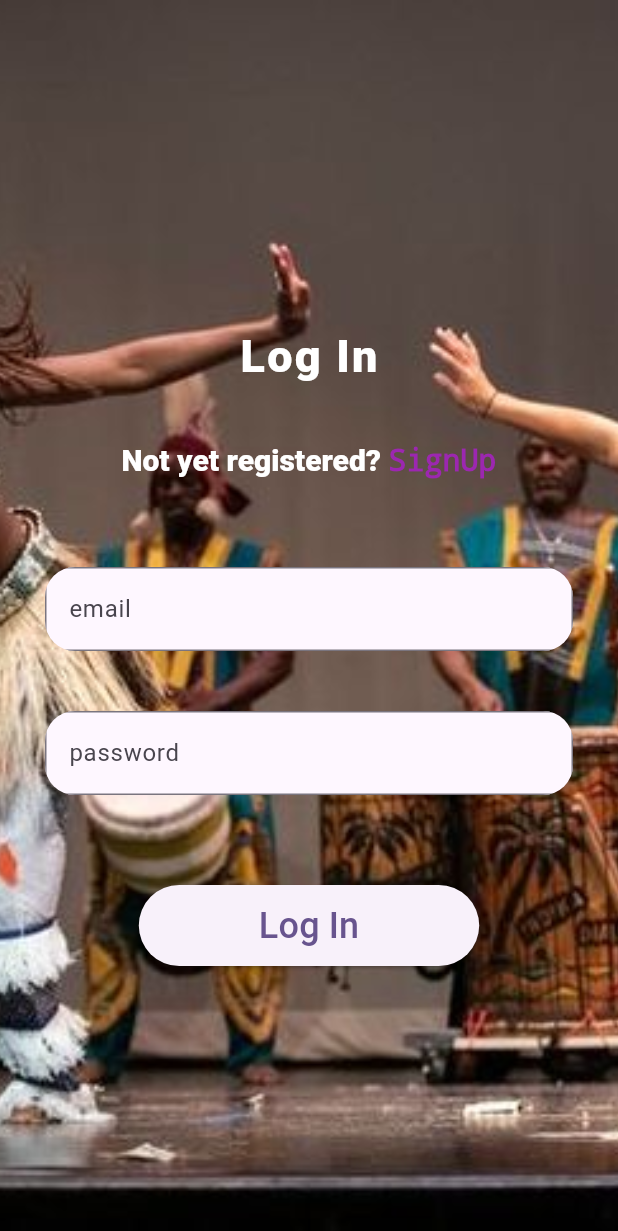
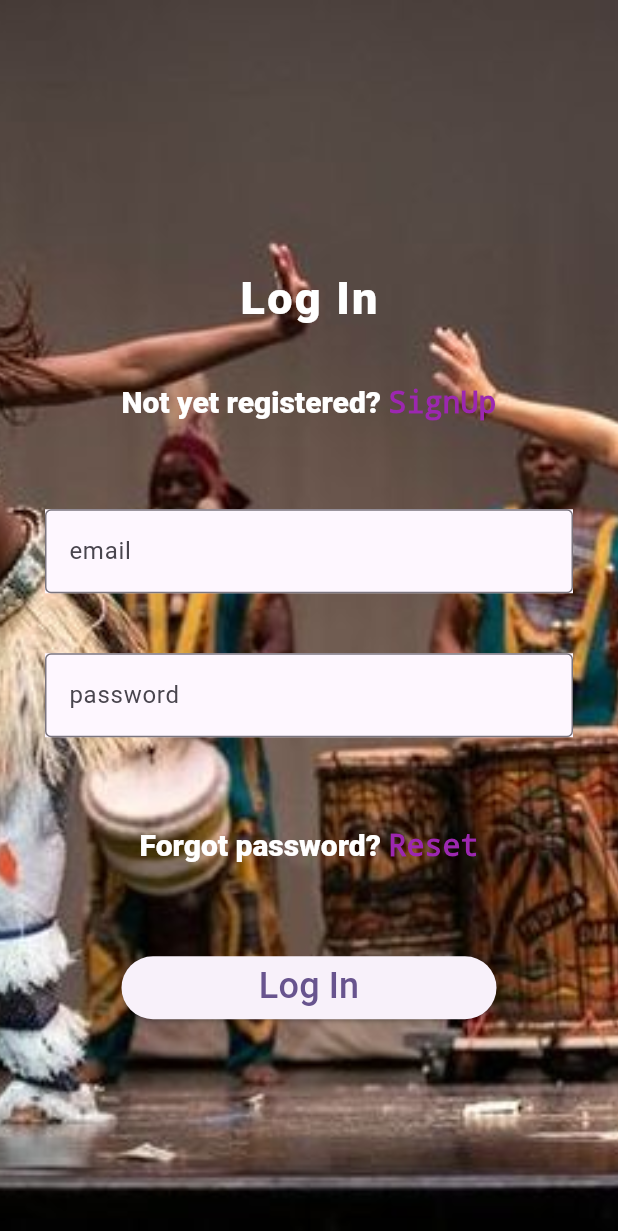
Before and after one commit to GKyalo19/Funkies_flutter, a Flutter app: the screen it shows after launch, on a phone screen of 412 x 824 dp. Shown: the top 1231 px of the screen. Run offline on Flutter 3.47's test engine with Material 3 defaults, Android fonts, the light colour scheme and no system bars; our stand-ins replace curved_navigation_bar; Roboto replaces fonts that are missing (Poppin-Bold, Poppins-Bold, Poppins-Medium); project files that could hold a hidden picture were left out.

Commit message:
Reset, forgot password pages and drop down menu

```diff
--- a/lib/auth/log_in.dart
+++ b/lib/auth/log_in.dart
@@ -1,4 +1,5 @@
 import 'package:flutter/material.dart';
+import 'package:funkies_flutter/auth/forgot_password.dart';
 import 'package:funkies_flutter/auth/sign_up.dart';
 import 'package:funkies_flutter/router/navigator.dart';
 import 'package:funkies_flutter/widgets/button.dart';
@@ -53,13 +54,32 @@ class _LogInState extends State<LogIn> {
               ],
             ),
             SizedBox(height: 60),
-
-            TextfieldWidget(hintText: "email"),
-
+            TextfieldWidget(labelText: 'email',),
             SizedBox(height: 40),
-
-            TextfieldWidget(hintText: "password"),
-
+            TextfieldWidget(labelText: 'password',),
+            SizedBox(height: 60),
+            Row(
+              mainAxisAlignment: MainAxisAlignment.center,
+              children: <Widget>[
+                TextWidget(text: "Forgot password? ", textVariant: "normal"),
+                GestureDetector(
+                  onTap: () {
+                    Navigator.push(
+                      context,
+                      MaterialPageRoute(builder: (context) => ForgotPassword()),
+                    );
+                  },
+                  child: Text(
+                    "Reset",
+                    style: TextStyle(
+                      color: Colors.purple,
+                      fontSize: 20,
+                      decoration: TextDecoration.none,
+                    ),
+                  ),
+                ),
+              ],
+            ),
             SizedBox(height: 60),
             ButtonWidget(
               buttonSize: "bigButton",
--- a/lib/auth/sign_up.dart
+++ b/lib/auth/sign_up.dart
@@ -51,10 +51,10 @@ class _SignUpState extends State<SignUp> {
                 ),
               ],
             ),
-            TextfieldWidget(hintText: "Full name"),
-            TextfieldWidget(hintText: "email"),
-            TextfieldWidget(hintText: "password"),
-            TextfieldWidget(hintText: "Confirm Password"),
+            TextfieldWidget(labelText: "Full name"),
+            TextfieldWidget(labelText: "email"),
+            TextfieldWidget(labelText: "password"),
+            TextfieldWidget(labelText: "Confirm Password"),
             ButtonWidget(buttonSize: "bigButton", route: MyNavigator(), text: "Sign Up")
           ],
         ),
--- a/lib/router/navigator.dart
+++ b/lib/router/navigator.dart
@@ -1,7 +1,8 @@
 import 'package:flutter/material.dart';
-import 'package:funkies_flutter/auth/sign_up.dart';
+import 'package:funkies_flutter/auth/log_in.dart';
 import 'package:funkies_flutter/pages/create_event.dart';
 import 'package:funkies_flutter/pages/discover_page.dart';
+import 'package:funkies_flutter/widgets/extras_menu.dart';
 import 'package:funkies_flutter/pages/home_page.dart';
 import 'package:funkies_flutter/pages/my_events.dart';
 import 'package:curved_navigation_bar/curved_navigation_bar.dart';
@@ -28,7 +29,7 @@ class _MyNavigatorState extends State<MyNavigator> {
     MyEvents(),
     MyHomePage(),
     CreateEvent(),
-    SignUp(),
+    LogIn(),
   ];
 
   final List<AssetImage> backgrounds = [
@@ -36,7 +37,6 @@ class _MyNavigatorState extends State<MyNavigator> {
     AssetImage("assets/images/olympiad.png"),
     AssetImage("assets/images/Dancers3.png"),
     AssetImage("assets/images/olympiad.png"),
-    AssetImage("assets/images/Dancers3.png"),
   ];
 
   @override
@@ -65,13 +65,12 @@ class _MyNavigatorState extends State<MyNavigator> {
 
               elevation: 10,
               shadowColor: const Color.fromARGB(176, 0, 0, 0),
-              actionsPadding: EdgeInsets.only(right: 10),
               actions: <Widget>[
                 Image.asset("assets/icons/FunkiesBadge2.png", scale: 0.09),
-                SizedBox(
-                  width: 220,
-                  child: SearchBarWidget()),
-                Tooltip(
+                SizedBox(width: 220, child: SearchBarWidget()),
+                Icon(Icons.notifications),
+                ExtrasMenu(
+                  anotherWidget: Tooltip(
                     margin: EdgeInsets.all(0),
                     padding: EdgeInsets.all(0),
                     message: "Switch birghtness mode",
@@ -86,8 +85,8 @@ class _MyNavigatorState extends State<MyNavigator> {
                       selectedIcon: Icon(Icons.brightness_2),
                     ),
                   ),
+                ),
 
-                Icon(Icons.notifications),
               ],
             ),
             backgroundColor: Colors.transparent,
--- a/lib/widgets/button.dart
+++ b/lib/widgets/button.dart
@@ -28,8 +28,14 @@ class ButtonWidget extends StatelessWidget {
         Navigator.push(context, MaterialPageRoute(builder: (context) => route));
       },
       style: ButtonStyle(
+        minimumSize: WidgetStatePropertyAll<Size>(
+          Size(250, 20)
+        ),
+        maximumSize: WidgetStatePropertyAll<Size>(
+          Size(300, 50)
+        ),
         padding: WidgetStateProperty.all<EdgeInsets>(
-          EdgeInsets.fromLTRB(80, 10, 80, 10),
+          EdgeInsets.fromLTRB(30, 3, 30, 5),
         ),
       ),
       child: Text(text, style: style()),
--- a/lib/widgets/textfield.dart
+++ b/lib/widgets/textfield.dart
@@ -1,40 +1,27 @@
 import 'package:flutter/material.dart';
 
 class TextfieldWidget extends StatelessWidget {
-  const TextfieldWidget({super.key, required this.hintText});
+  TextfieldWidget({super.key, required this.labelText});
 
-  final String hintText;
+  final String labelText;
+  final TextEditingController _controller = TextEditingController();
 
   @override
   Widget build(BuildContext context) {
     return Container(
-      color: Colors.transparent,
-      child: ClipRRect(
-        borderRadius: BorderRadius.circular(20),
-        child: Material(
-          child: TextField(
-            decoration: InputDecoration(
-              border: OutlineInputBorder(),
-              hintText: hintText,
-            ),
+      decoration: BoxDecoration(
+        borderRadius: BorderRadius.circular(10),
+        color: Colors.transparent,
+        ),
+      child: Material(
+        child: TextField(
+          controller: _controller,
+          decoration: InputDecoration(
+            border: OutlineInputBorder(),
+            labelText: labelText,
           ),
         ),
       ),
     );
   }
 }
-
-// Container(
-//               color: Colors.transparent,
-//               child: ClipRRect(
-//                 borderRadius: BorderRadius.circular(20),
-//                 child: Material(
-//                   child: TextField(
-//                     decoration: InputDecoration(
-//                       border: OutlineInputBorder(),
-//                       hintText: "email",
-//                     ),
-//                   ),
-//                 ),
-//               ),
-//             ),
```
Also changed, not shown: lib/auth/forgot_password.dart (added, +61 -0 lines), lib/auth/reset_password.dart (added, +55 -0 lines), lib/widgets/extras_menu.dart (added, +73 -0 lines). Lines whose indentation alone changed are shown as unchanged.
